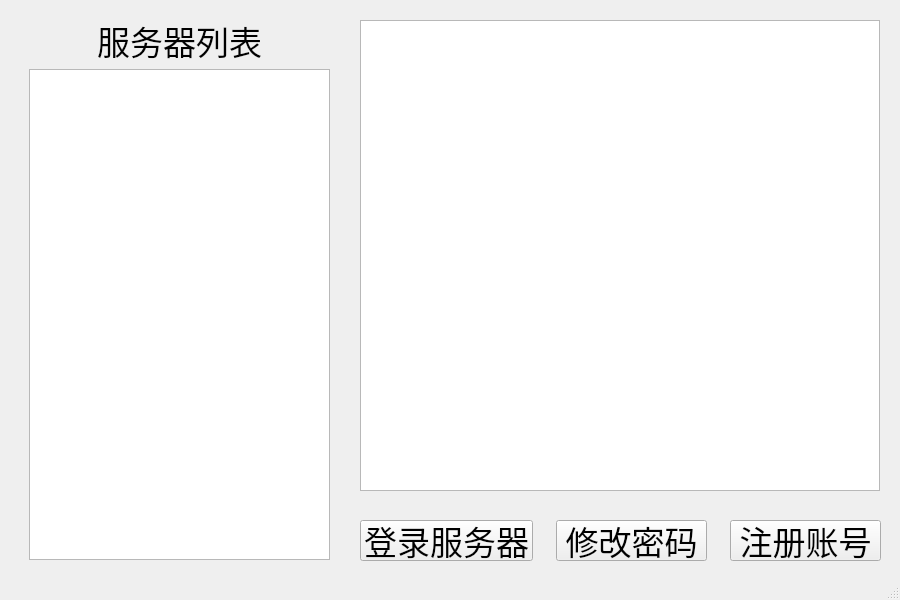
First picture: the form in UI/MainWindow.ui, repository YeshengSu/MapleStroyStarter, before the edit.
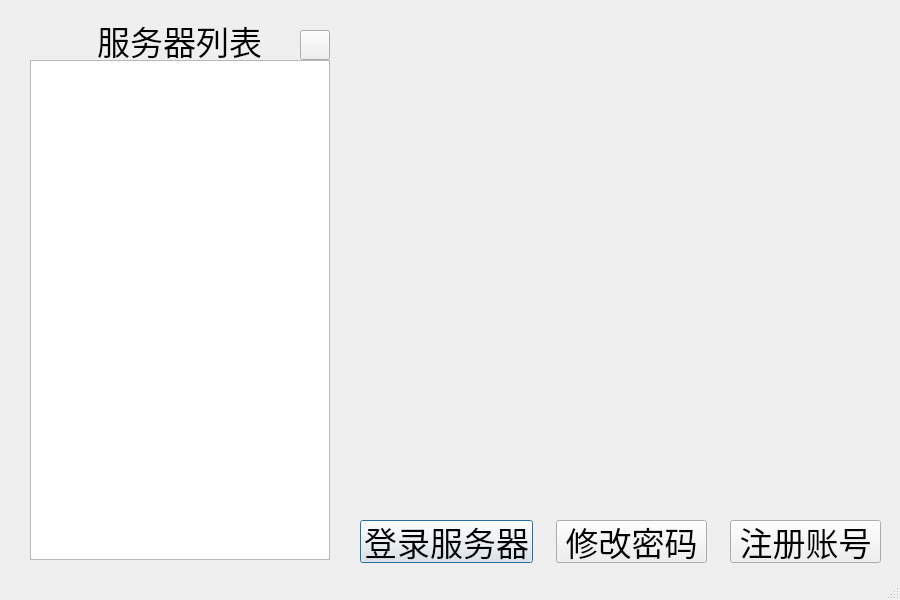
Second picture: the form after the edit.

What changed in the file:
```diff
--- a/UI/MainWindow.ui
+++ b/UI/MainWindow.ui
@@ -32,16 +32,6 @@
    <string>超神冒险岛登录器</string>
   </property>
   <widget class="QWidget" name="centralwidget">
-   <widget class="QListWidget" name="ServerWidget">
-    <property name="geometry">
-     <rect>
-      <x>29</x>
-      <y>69</y>
-      <width>301</width>
-      <height>491</height>
-     </rect>
-    </property>
-   </widget>
    <widget class="QLabel" name="Serverlabel">
     <property name="geometry">
      <rect>
@@ -63,23 +53,13 @@
      <set>Qt::AlignCenter</set>
     </property>
    </widget>
-   <widget class="QListWidget" name="listWidget">
-    <property name="geometry">
-     <rect>
-      <x>360</x>
-      <y>20</y>
-      <width>520</width>
-      <height>471</height>
-     </rect>
-    </property>
-   </widget>
-   <widget class="QWidget" name="">
+   <widget class="QWidget" name="layoutWidget">
     <property name="geometry">
      <rect>
       <x>360</x>
       <y>520</y>
       <width>521</width>
-      <height>41</height>
+      <height>43</height>
      </rect>
     </property>
     <layout class="QHBoxLayout" name="horizontalLayout">
@@ -99,6 +79,9 @@
        <property name="text">
         <string>登录服务器</string>
        </property>
+       <property name="default">
+        <bool>true</bool>
+       </property>
       </widget>
      </item>
      <item>
@@ -127,6 +110,48 @@
      </item>
     </layout>
    </widget>
+   <widget class="QTreeWidget" name="ServerList">
+    <property name="geometry">
+     <rect>
+      <x>30</x>
+      <y>60</y>
+      <width>300</width>
+      <height>500</height>
+     </rect>
+    </property>
+    <property name="columnCount">
+     <number>0</number>
+    </property>
+    <attribute name="headerVisible">
+     <bool>true</bool>
+    </attribute>
+    <attribute name="headerCascadingSectionResizes">
+     <bool>false</bool>
+    </attribute>
+   </widget>
+   <widget class="QPushButton" name="RefreshServerButton">
+    <property name="geometry">
+     <rect>
+      <x>300</x>
+      <y>30</y>
+      <width>30</width>
+      <height>30</height>
+     </rect>
+    </property>
+    <property name="text">
+     <string/>
+    </property>
+   </widget>
+   <widget class="QWidget" name="Information" native="true">
+    <property name="geometry">
+     <rect>
+      <x>360</x>
+      <y>30</y>
+      <width>521</width>
+      <height>461</height>
+     </rect>
+    </property>
+   </widget>
   </widget>
   <widget class="QStatusBar" name="statusbar"/>
  </widget>
```
